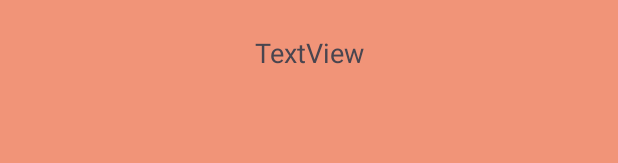
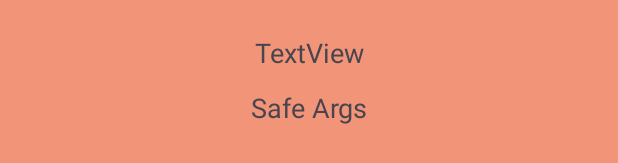
Before and after one commit to MeylfinYW/navigation, an Android app: the layout fragment_detail_profile.xml on its own in the app's theme, with its tools: preview values and no code run, on a phone screen of 412 x 824 dp. Shown: the part 637-800 px from the top of the screen. Run offline under Robolectric (Android 15) with nearby library versions, the phone set to English and light mode, and no system bars.

Commit message:
Implement SafeArgs data passing between Profile and DetailProfile

```diff
--- a/app/src/main/java/com/example/navigation/DetailProfileFragment.kt
+++ b/app/src/main/java/com/example/navigation/DetailProfileFragment.kt
@@ -35,6 +35,11 @@ class DetailProfileFragment : Fragment() {
         super.onViewCreated(view, savedInstanceState)
 
         binding!!.tvParam.text = param1.toString()
+
+        if (arguments != null) {
+            val dataTerima = DetailProfileFragmentArgs.fromBundle(arguments as Bundle).dataSatu
+            binding!!.tvParamSafeArgs.text = dataTerima.toString()
+        }
     }
 
     override fun onDestroy() {
--- a/app/src/main/res/layout/fragment_detail_profile.xml
+++ b/app/src/main/res/layout/fragment_detail_profile.xml
@@ -30,4 +30,15 @@
         app:layout_constraintStart_toStartOf="parent"
         app:layout_constraintTop_toBottomOf="@id/tvDetail" />
 
+    <TextView
+        android:id="@+id/tvParamSafeArgs"
+        android:layout_width="wrap_content"
+        android:layout_height="wrap_content"
+        android:layout_marginTop="12dp"
+        android:text="Safe Args"
+        android:textSize="18sp"
+        app:layout_constraintEnd_toEndOf="parent"
+        app:layout_constraintStart_toStartOf="parent"
+        app:layout_constraintTop_toBottomOf="@id/tvParam" />
+
 </androidx.constraintlayout.widget.ConstraintLayout>
```
Also changed, not shown: app/src/main/java/com/example/navigation/ProfileFragment.kt (+8 -0 lines), app/src/main/res/navigation/navigation_utama.xml (+6 -1 lines).
